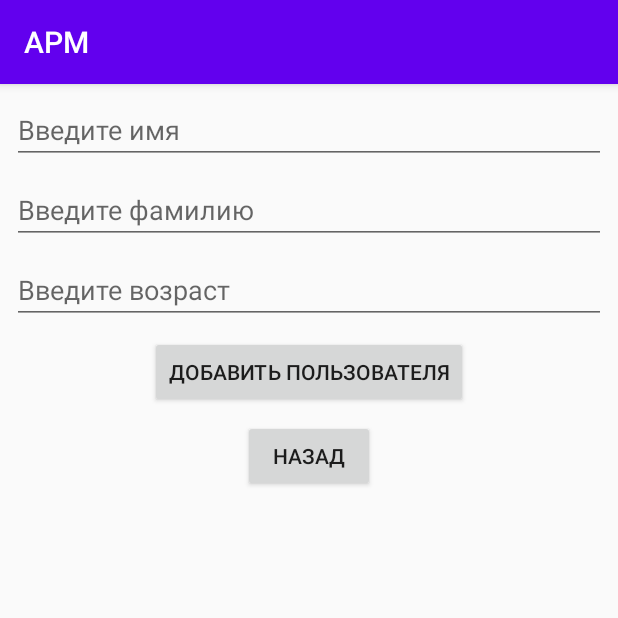
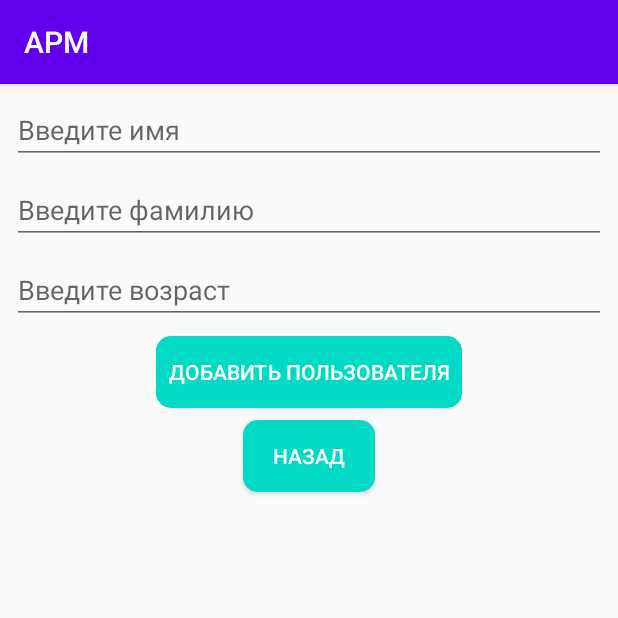
Before and after one commit to JustTeenager/APM, an Android app: the fragment AddUserFragment placed in its activity, on a phone screen of 412 x 824 dp, the top half of it. Run offline under Robolectric (Android 15) with nearby library versions, the phone set to English and light mode, and no system bars; our stand-ins replace Room's generated code.

Commit message:
buttnColorsChanging

```diff
--- a/app/src/main/res/layout/fragment_add_user.xml
+++ b/app/src/main/res/layout/fragment_add_user.xml
@@ -28,9 +28,12 @@
 
     <Button
         android:id="@+id/add_user_button"
+        android:padding="8dp"
         android:layout_width="wrap_content"
         android:layout_height="wrap_content"
         android:layout_gravity="center"
+        android:textColor="@color/chat_text"
+        android:background="@drawable/edit_button"
         android:layout_marginBottom="8dp"
         android:text="@string/add_user"/>
 
@@ -38,6 +41,8 @@
         android:id="@+id/back_button"
         android:layout_width="wrap_content"
         android:layout_height="wrap_content"
+        android:textColor="@color/chat_text"
+        android:background="@drawable/edit_button"
         android:layout_gravity="center"
         android:text="@string/back"/>
 
```
